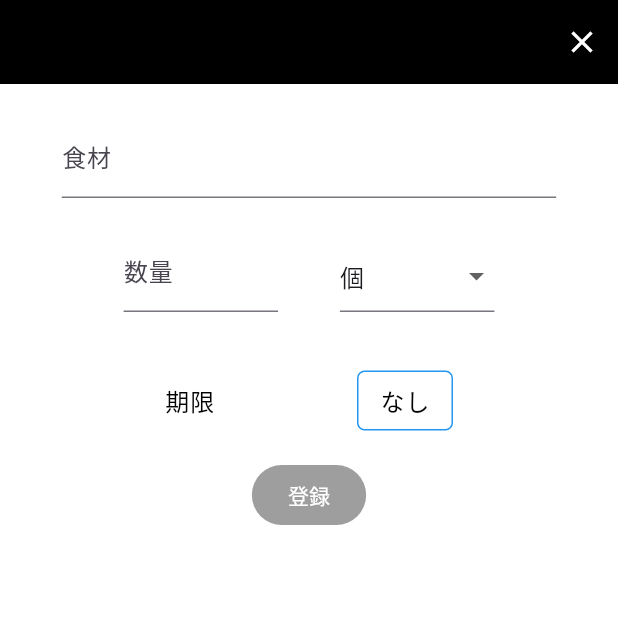
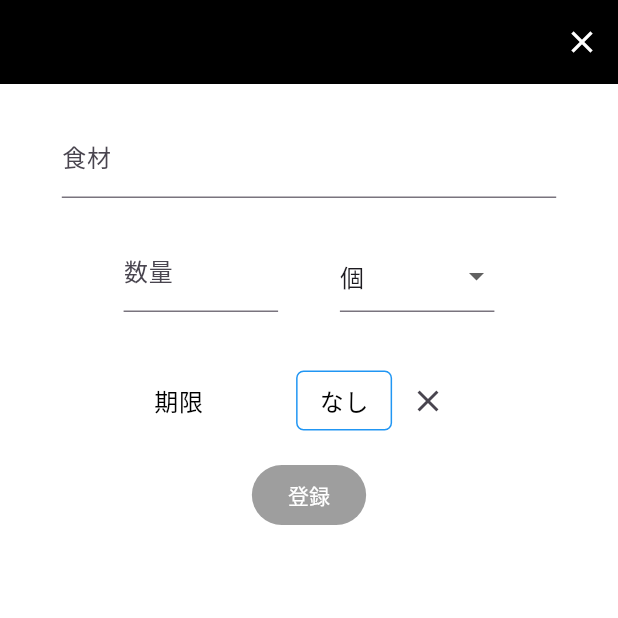
Before and after one commit to n-kenta-n/share_fridge_app, a Flutter app: the AddItemScreen screen opened directly, on a phone screen of 412 x 824 dp, the top half of it. Run offline on Flutter 3.47's test engine with Material 3 defaults, Android fonts, the phone set to English and light mode, and no system bars; our stand-ins replace flutter_dotenv, flutter_riverpod, freezed_annotation, supabase_flutter; accounts and stored records are empty.

Commit message:
AddItmScreenとUpdateItemScreenの日付選択にクリアボタン追加

```diff
--- a/lib/screens/add_item_screen.dart
+++ b/lib/screens/add_item_screen.dart
@@ -194,9 +194,10 @@ class AddItemState extends ConsumerState<AddItemScreen> {
             Container(
               margin: const EdgeInsets.all(15),
               child: Row(
-                mainAxisAlignment: MainAxisAlignment.spaceEvenly,
+                mainAxisAlignment: MainAxisAlignment.center,
                 children: [
                   Text('期限', style: textTheme.bodyLarge),
+                  SizedBox(width: MediaQuery.of(context).size.width * 0.15),
                   TextButton(
                     onPressed: () => _selectDate(context),
                     style: TextButton.styleFrom(
@@ -207,6 +208,15 @@ class AddItemState extends ConsumerState<AddItemScreen> {
                       ),
                     ),
                     child: Text(_displayDate, style: textTheme.bodyLarge),
+                  ),
+                  IconButton(
+                    onPressed: () {
+                      setState(() {
+                        _displayDate = 'なし';
+                        _limitDate = null;
+                      });
+                    },
+                    icon: const Icon(Icons.close),
                   ),
                 ],
               ),
```
Also changed, not shown: lib/screens/update_item_screen.dart (+11 -1 lines).
